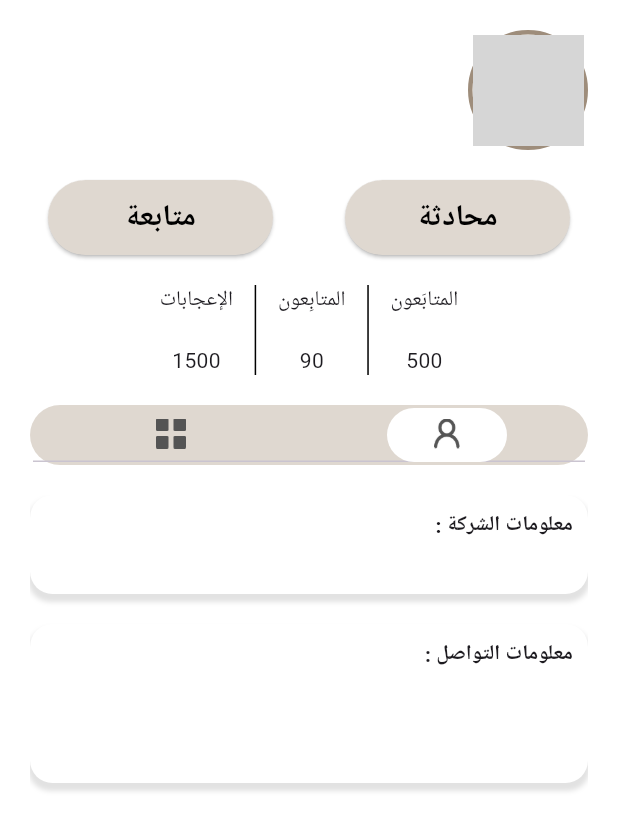
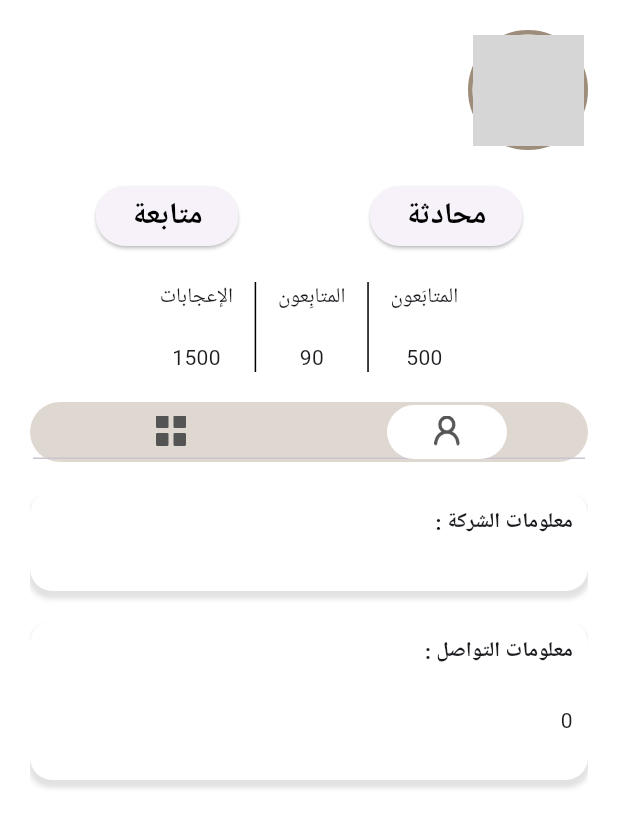
Before and after one commit to flutterCampTeam3/bunya-app, a Flutter app: the ProfilePageOfficeCustomur screen opened directly with empty values, on a phone screen of 412 x 824 dp. Shown: the top 830 px of the screen. Run offline on Flutter 3.47's test engine with Material 3 defaults, Android fonts, the phone set to English and light mode, and no system bars; our stand-ins replace bloc, flutter_bloc, flutter_dotenv, flutter_otp_text_field, flutter_svg, get_it and 5 more; missing offline and left inert: timer_button; accounts and stored records are empty; network calls fail; project files that could hold a hidden picture were left out; grey boxes are pictures that could not be loaded.

```diff
--- a/lib/data/model/offices_model.dart
+++ b/lib/data/model/offices_model.dart
@@ -6,8 +6,8 @@ class OfficesModel {
   final String disc;
   final int cn;
   final String image;
-   final String phoneNumber;
-    final String email;
+  final int phoneNumber;
+  final String email;
 
   OfficesModel({
     required this.officeId,
--- a/lib/main.dart
+++ b/lib/main.dart
@@ -29,6 +29,6 @@ class MainApp extends StatelessWidget {
         ),
         debugShowCheckedModeBanner: false,
         home: const Directionality(
-            textDirection: TextDirection.rtl, child: SigninPage()));
+            textDirection: TextDirection.rtl, child: introPage()));
   }
 }
--- a/lib/pages/costumer pages/office profile pages/profile_office.dart
+++ b/lib/pages/costumer pages/office profile pages/profile_office.dart
@@ -55,12 +55,12 @@ class ProfilePageOfficeCustomur extends StatelessWidget {
                             onPressed: () {
                               //
                             },
-                            style: ButtonStyle(
-                              backgroundColor:
-                                  WidgetStateProperty.all<Color>(lightBrown),
-                              fixedSize: WidgetStateProperty.all<Size>(
-                                  const Size(150, 50)),
-                            ),
+                            // style: ButtonStyle(
+                            //   backgroundColor:
+                            //       WidgetStateProperty.all<Color>(lightBrown),
+                            //   fixedSize: WidgetStateProperty.all<Size>(
+                            //       const Size(150, 50)),
+                            // ),
                             child: const Text(
                               'محادثة',
                               style: TextStyle(
@@ -69,39 +69,39 @@ class ProfilePageOfficeCustomur extends StatelessWidget {
                                   fontWeight: FontWeight.bold),
                             ),
                           ),
-                          Visibility(
-                            visible: false,
-                            child: ElevatedButton(
-                              onPressed: () {
-                                //
-                              },
-                              style: ButtonStyle(
-                                backgroundColor:
-                                    WidgetStateProperty.all<Color>(lightBrown),
-                                fixedSize: WidgetStateProperty.all<Size>(
-                                    const Size(150, 50)),
-                              ),
-                              child: const Text(
-                                'الغاء المتابعة ',
-                                style: TextStyle(
-                                    color: Colors.black,
-                                    fontSize: 20,
-                                    fontWeight: FontWeight.bold),
-                              ),
-                            ),
-                          ),
+                          // Visibility(
+                          //   visible: false,
+                          //   child: ElevatedButton(
+                          //     onPressed: () {
+                          //       //
+                          //     },
+                          //     style: ButtonStyle(
+                          //       backgroundColor:
+                          //           WidgetStateProperty.all<Color>(lightBrown),
+                          //       fixedSize: WidgetStateProperty.all<Size>(
+                          //           const Size(150, 50)),
+                          //     ),
+                          //     child: const Text(
+                          //       'الغاء المتابعة ',
+                          //       style: TextStyle(
+                          //           color: Colors.black,
+                          //           fontSize: 20,
+                          //           fontWeight: FontWeight.bold),
+                          //     ),
+                          //   ),
+                          // ),
                           Visibility(
                             visible: true,
                             child: ElevatedButton(
                               onPressed: () {
                                 //
                               },
-                              style: ButtonStyle(
-                                backgroundColor:
-                                    WidgetStateProperty.all<Color>(lightBrown),
-                                fixedSize: WidgetStateProperty.all<Size>(
-                                    const Size(150, 50)),
-                              ),
+                              // style: ButtonStyle(
+                              //   backgroundColor:
+                              //       WidgetStateProperty.all<Color>(lightBrown),
+                              //   fixedSize: WidgetStateProperty.all<Size>(
+                              //       const Size(150, 50)),
+                              // ),
                               child: const Text(
                                 'متابعة',
                                 style: TextStyle(
@@ -253,7 +253,7 @@ class ProfilePageOfficeCustomur extends StatelessWidget {
                                         style: const TextStyle(fontSize: 14),
                                       ),
                                       Text(
-                                        office.phoneNumber,
+                                        office.phoneNumber.toString(),
                                         style: const TextStyle(fontSize: 14),
                                       ),
                                       Text(
--- a/pubspec.yaml
+++ b/pubspec.yaml
@@ -5,7 +5,7 @@ version: 0.1.0
 
 environment:
   #sdk: '>=3.4.0-99.1.beta <4.0.0' 3.19.4.
-   sdk: '>=3.4.0-99.1.beta <4.0.0'
+   sdk: '3.3.2'
 
 
 
```
Also changed, not shown: lib/pages/costumer pages/home_page/widgets/appbar_widget.dart (+35 -38 lines), pubspec.lock (added), 1 other file.
